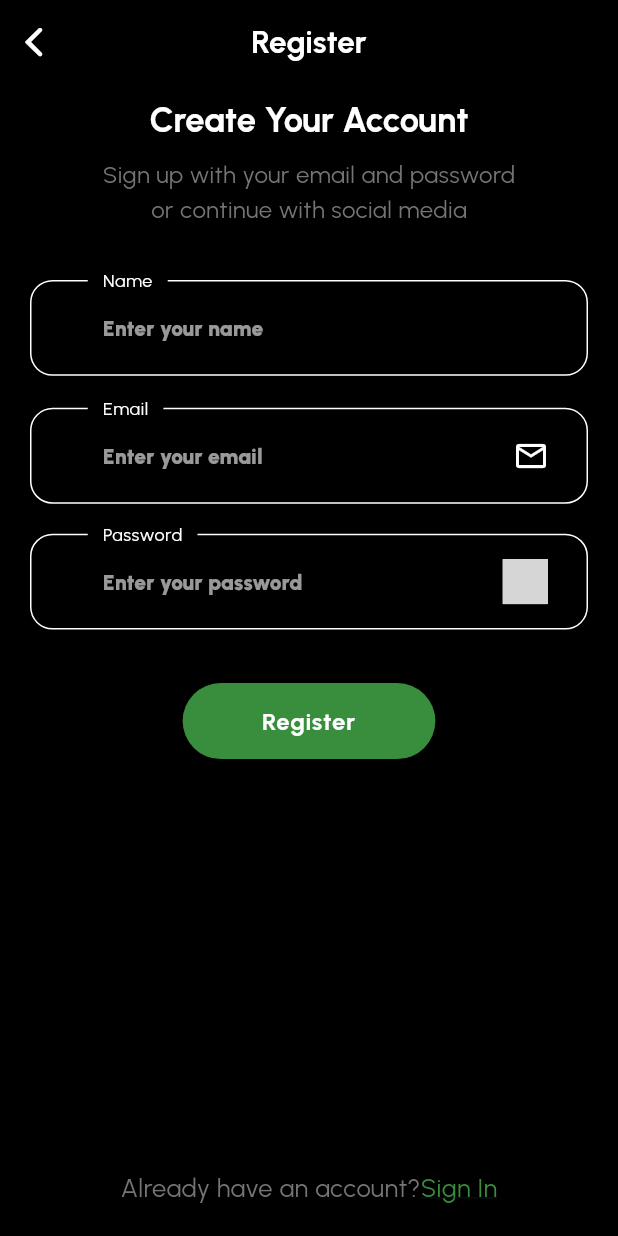
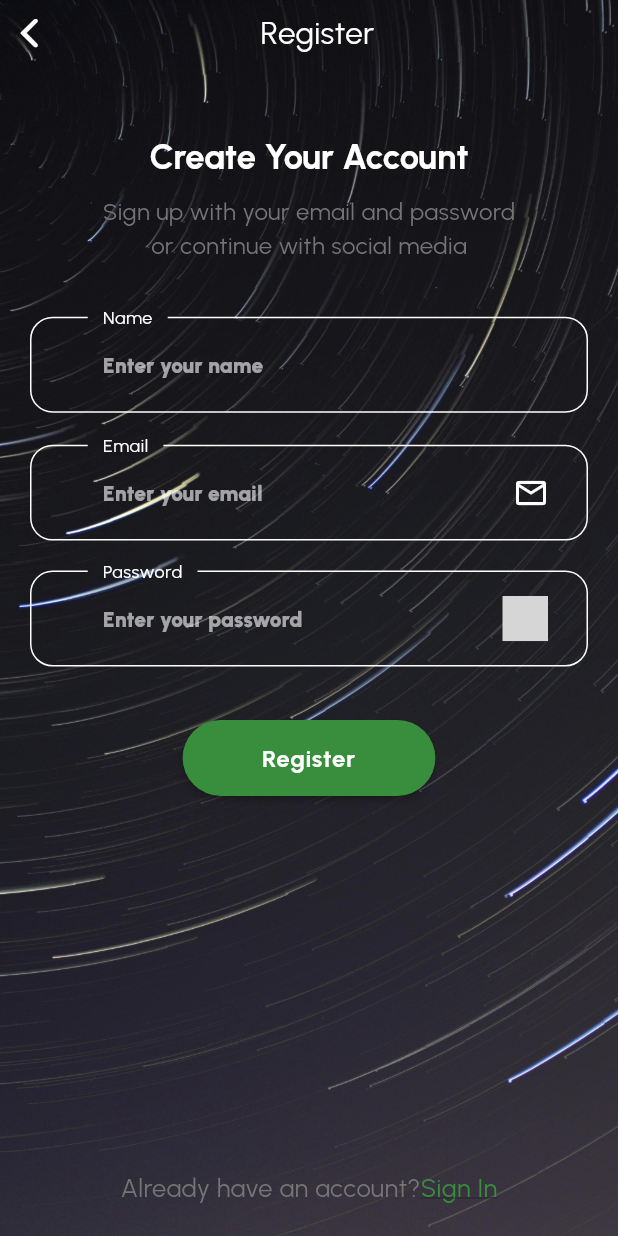
Before and after one commit to A-Rafay32/zenith, a Flutter app: the screen it shows after launch, after a tap on "Sign up", on a phone screen of 412 x 824 dp. Run offline on Flutter 3.47's test engine with Material 3 defaults, Android fonts, the phone set to English and light mode, and no system bars; our stand-ins replace cached_network_image, cloud_firestore, dropdown_button2, either_dart, email_validator, firebase_auth and 11 more; accounts and stored records are empty; network calls fail; project files that could hold a hidden picture were left out; grey boxes are pictures that could not be loaded.

Commit message:
updated ui

```diff
--- a/lib/features/auth/screens/login_screen.dart
+++ b/lib/features/auth/screens/login_screen.dart
@@ -1,7 +1,10 @@
+import 'package:flutter/cupertino.dart';
 import 'package:flutter/material.dart';
 import 'package:flutter_riverpod/flutter_riverpod.dart';
 import 'package:flutter_screenutil/flutter_screenutil.dart';
 import 'package:flutter_svg/svg.dart';
+import 'package:zenith/app/constants/app_images.dart';
+import 'package:zenith/app/themes/app_colors.dart';
 import 'package:zenith/app/themes/app_paddings.dart';
 import 'package:zenith/core/extensions/routes_extenstion.dart';
 import 'package:zenith/core/extensions/sizes_extensions.dart';
@@ -28,21 +31,32 @@ class LoginScreen extends ConsumerWidget {
   Widget build(BuildContext context, WidgetRef ref) {
     return Scaffold(
         resizeToAvoidBottomInset: false,
-        appBar: PreferredSize(
-          preferredSize: const Size.fromHeight(54),
-          child: CustomAppBar(
-            onPressed: () {
-              context.pop();
-            },
-            text: "Login",
-          ),
-        ),
         body: SafeArea(
             child: SizedBox(
           height: double.infinity,
           width: double.infinity,
-          child: Column(
+          child: Stack(
+            fit: StackFit.expand,
             children: [
+              Image.asset(
+                AppImages.authImage,
+                fit: BoxFit.cover,
+              ),
+              Column(
+                children: [
+                  Row(
+                    children: [
+                      CupertinoNavigationBarBackButton(
+                          color: AppColors.textWhiteColor, onPressed: () {}),
+                      SizedBox(width: context.w * 0.35),
+                      const Text(
+                        "Login",
+                        style: TextStyle(
+                            color: AppColors.textWhiteColor, fontSize: 21),
+                      ),
+                    ],
+                  ),
+                  AppSizes.largeY,
                   LoginHeader(
                     w: context.w,
                     text1: "Welcome Back",
@@ -68,7 +82,9 @@ class LoginScreen extends ConsumerWidget {
                   AppSizes.largeY,
                   AppSizes.largeY,
                   GestureDetector(
-                onTap: () => ref.read(socialAuthNotifier.notifier).googleSignIn(
+                    onTap: () => ref
+                        .read(socialAuthNotifier.notifier)
+                        .googleSignIn(
                             email: emailController.text.trim(),
                             password: passwordController.text.trim(),
                             context: context),
@@ -99,6 +115,8 @@ class LoginScreen extends ConsumerWidget {
                   ),
                 ],
               ),
+            ],
+          ),
         )));
   }
 }
--- a/lib/features/auth/screens/register_screen.dart
+++ b/lib/features/auth/screens/register_screen.dart
@@ -1,6 +1,9 @@
 import "package:email_validator/email_validator.dart";
+import 'package:flutter/cupertino.dart';
 import "package:flutter/material.dart";
 import 'package:flutter_riverpod/flutter_riverpod.dart';
+import 'package:zenith/app/constants/app_images.dart';
+import 'package:zenith/app/themes/app_colors.dart';
 import "package:zenith/app/themes/app_paddings.dart";
 import "package:zenith/app/themes/app_text_field_themes.dart";
 import 'package:zenith/core/extensions/routes_extenstion.dart';
@@ -26,19 +29,34 @@ class RegisterScreen extends ConsumerWidget {
   Widget build(BuildContext context, WidgetRef ref) {
     return Scaffold(
         resizeToAvoidBottomInset: false,
-        appBar: PreferredSize(
-            preferredSize: const Size.fromHeight(55),
-            child: CustomAppBar(
-              onPressed: () {
-                context.pop();
-              },
-              text: "Register",
-            )),
         body: SizedBox(
           height: double.infinity,
           width: double.infinity,
-          child: Column(
+          child: Stack(
+            fit: StackFit.expand,
             children: [
+              Image.asset(
+                AppImages.authImage,
+                fit: BoxFit.cover,
+              ),
+              Column(
+                children: [
+                  Row(
+                    children: [
+                      CupertinoNavigationBarBackButton(
+                          color: AppColors.textWhiteColor,
+                          onPressed: () {
+                            context.pop();
+                          }),
+                      SizedBox(width: context.w * 0.3),
+                      const Text(
+                        "Register",
+                        style: TextStyle(
+                            color: AppColors.textWhiteColor, fontSize: 21),
+                      ),
+                    ],
+                  ),
+                  AppSizes.largeY,
                   LoginHeader(
                       w: context.w,
                       text1: "Create Your Account",
@@ -73,6 +91,8 @@ class RegisterScreen extends ConsumerWidget {
                     onTap: () => context.pop(),
                     text1: "Already have an account?",
                     text2: "Sign In",
+                  ),
+                ],
               ),
             ],
           ),
--- a/lib/features/home/screens/home_screen.dart
+++ b/lib/features/home/screens/home_screen.dart
@@ -1,6 +1,7 @@
 import 'package:flutter/material.dart';
 import 'package:flutter_riverpod/flutter_riverpod.dart';
 import 'package:flutter_screenutil/flutter_screenutil.dart';
+import 'package:zenith/app/constants/app_images.dart';
 import 'package:zenith/app/themes/app_colors.dart';
 import 'package:zenith/app/themes/app_paddings.dart';
 import 'package:zenith/app/themes/app_text_field_themes.dart';
@@ -77,10 +78,9 @@ class _HomeScreenWidgetState extends ConsumerState<HomeScreenWidget> {
     final streamValue = ref.watch(expeditionStreamProvider);
     final streamValueQuiz = ref.watch(quizStreamProvider);
 
-    return Container(
+    return SizedBox(
       height: context.h,
       width: context.w,
-      padding: AppPaddings.normal,
       child: streamValue.when(
         error: (error, stackTrace) {
           print("error : ${error.toString()} stackTrace: $stackTrace");
@@ -89,6 +89,16 @@ class _HomeScreenWidgetState extends ConsumerState<HomeScreenWidget> {
         },
         loading: () => const Loader(),
         data: (data) => SingleChildScrollView(
+          child: Stack(
+            children: [
+              Image.asset(
+                AppImages.authImage,
+                fit: BoxFit.cover,
+                height: context.h,
+                width: context.w,
+              ),
+              Padding(
+                padding: AppPaddings.normal,
                 child: Column(
                   children: [
                     Column(children: [
@@ -98,7 +108,8 @@ class _HomeScreenWidgetState extends ConsumerState<HomeScreenWidget> {
                           child: TextField(
                             cursorHeight: 25,
                             controller: TextEditingController(),
-                      decoration: AppTextFieldDecorations.searchFieldDecoration,
+                            decoration:
+                                AppTextFieldDecorations.searchFieldDecoration,
                           )),
                       AppSizes.normalY,
                       // CatogoriesTabNav(w: context.w),
@@ -118,7 +129,9 @@ class _HomeScreenWidgetState extends ConsumerState<HomeScreenWidget> {
                           Row(
                             children: [
                               Text("Recently visited",
-                            style: Theme.of(context).textTheme.headlineSmall),
+                                  style: Theme.of(context)
+                                      .textTheme
+                                      .headlineSmall),
                               const Spacer(),
                               // const Text("View All"),
                             ],
@@ -128,13 +141,15 @@ class _HomeScreenWidgetState extends ConsumerState<HomeScreenWidget> {
                             height: context.h * 0.35,
                             child: GridView.builder(
                               scrollDirection: Axis.horizontal,
-                        gridDelegate: SliverGridDelegateWithFixedCrossAxisCount(
+                              gridDelegate:
+                                  SliverGridDelegateWithFixedCrossAxisCount(
                                       crossAxisCount: 1,
                                       childAspectRatio: 1.0,
                                       mainAxisSpacing: 10.h,
                                       crossAxisSpacing: 5.w),
                               itemCount: data.length,
-                        itemBuilder: (context, index) => ExpeditionCardWidget(
+                              itemBuilder: (context, index) =>
+                                  ExpeditionCardWidget(
                                       id: data[index].id,
                                       image: data[index].image,
                                       name: data[index].name,
@@ -174,6 +189,9 @@ class _HomeScreenWidgetState extends ConsumerState<HomeScreenWidget> {
                   ],
                 ),
               ),
+            ],
+          ),
+        ),
       ),
     );
   }
--- a/lib/features/home/screens/widgets/app_bars.dart
+++ b/lib/features/home/screens/widgets/app_bars.dart
@@ -4,6 +4,7 @@ import 'package:zenith/features/home/screens/widgets/home_screen_app_bar.dart';
 
 final List<Widget> appBars = [
   const HomeScreenAppBar(),
+
   CustomAppBar(
     enableBackButton: false,
     onPressed: () {},
--- a/lib/features/home/screens/widgets/home_screen_app_bar.dart
+++ b/lib/features/home/screens/widgets/home_screen_app_bar.dart
@@ -17,7 +17,7 @@ class HomeScreenAppBar extends ConsumerWidget {
     // String? userName = FirebaseAuth.instance.currentUser?.displayName;
 
     return AppBar(
-      backgroundColor: AppColors.backgroundColor,
+      // backgroundColor: AppColors.backgroundColor,
       centerTitle: false,
       leading: const Padding(
         padding: EdgeInsets.only(left: 5, top: 5, bottom: 8),
```
Lines whose indentation alone changed are shown as unchanged.
